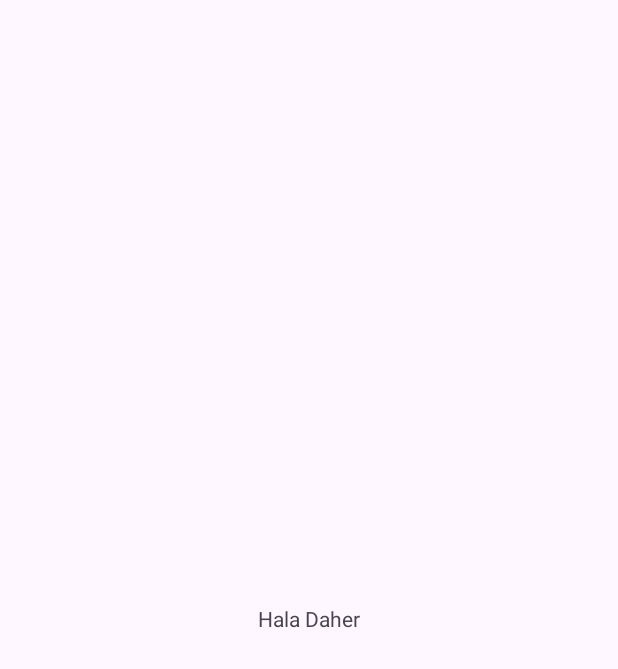
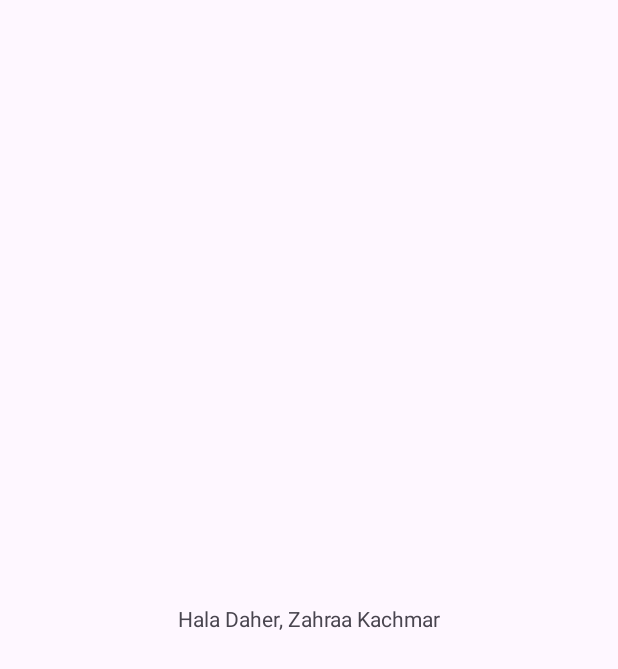
Before and after one commit to haladaher2024/Assignment1, an Android app: the screen it shows after launch (MainActivity), on a phone screen of 412 x 824 dp. Before the commit the part shown is almost empty. Shown: the top 669 px of the screen. Run offline under Robolectric (Android 15) with nearby library versions, the phone set to English and light mode, and no system bars.

Commit message:
Added my name Zahraa Kachmar (Student 2)

```diff
--- a/app/src/main/res/layout/activity_main.xml
+++ b/app/src/main/res/layout/activity_main.xml
@@ -10,7 +10,7 @@
     <TextView
         android:layout_width="wrap_content"
         android:layout_height="wrap_content"
-        android:text="Hala Daher"
+        android:text="Hala Daher, Zahraa Kachmar"
         app:layout_constraintBottom_toBottomOf="parent"
         app:layout_constraintEnd_toEndOf="parent"
         app:layout_constraintStart_toStartOf="parent"
```
